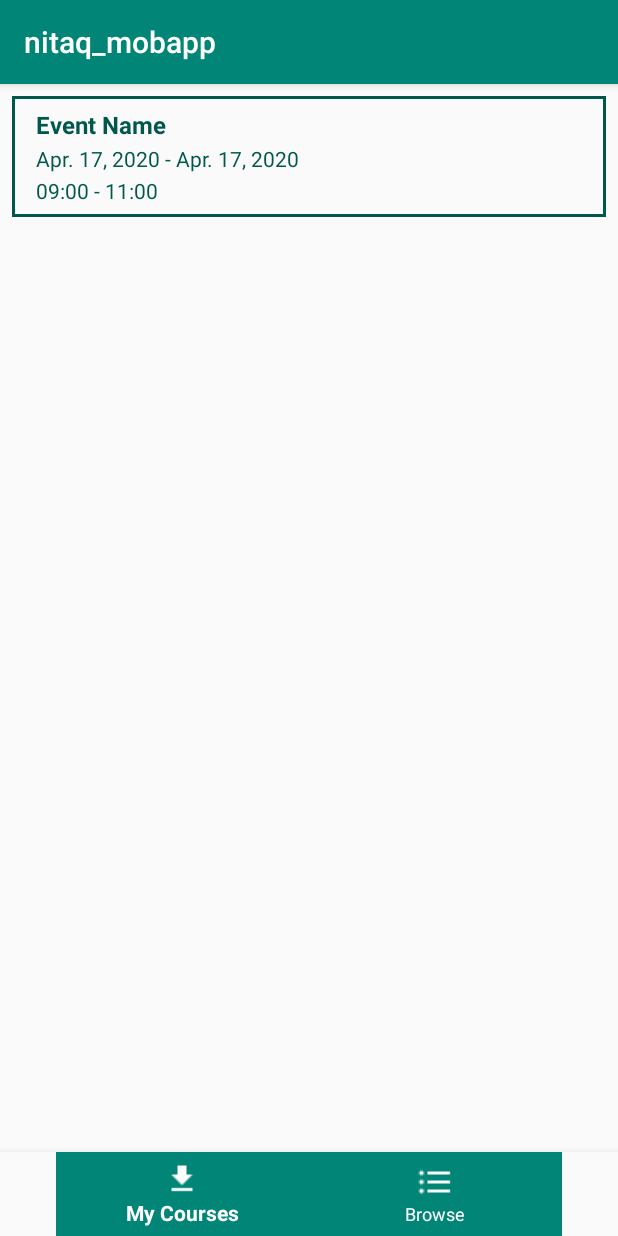
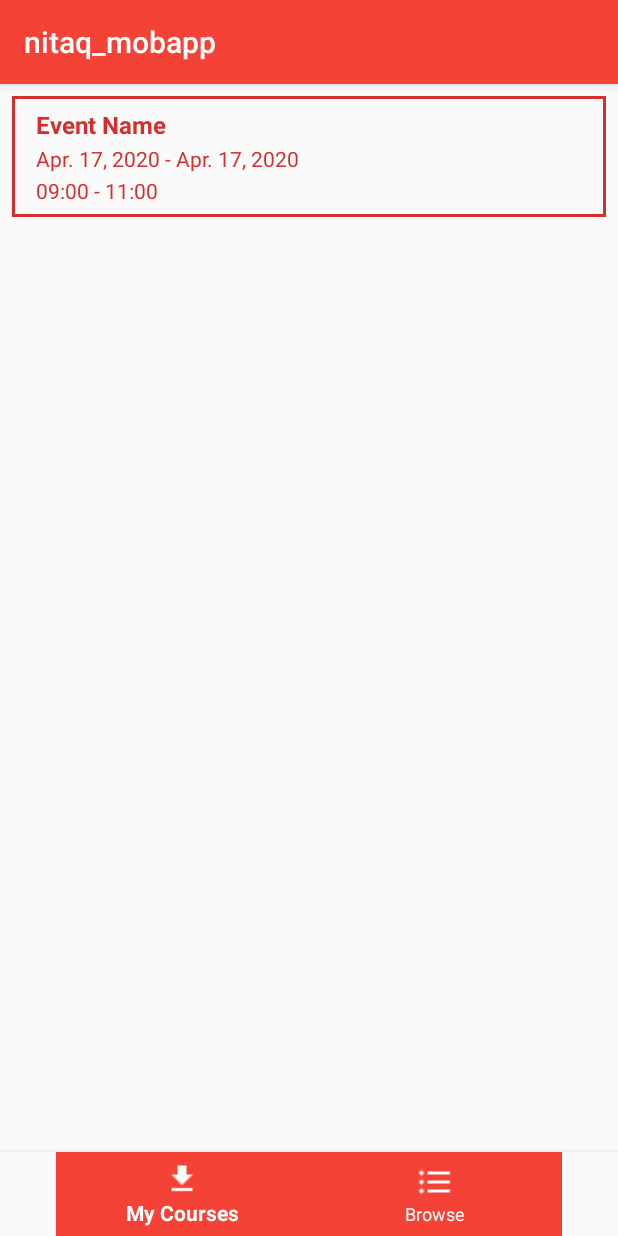
Before and after one commit to BrylleGomez/nitaq-mobile, an Android app: the screen it shows after launch (MainActivity), on a phone screen of 412 x 824 dp. Run offline under Robolectric (Android 15) with nearby library versions, the phone set to English and light mode, and no system bars; our stand-ins replace Firebase (no records; nobody signed in at launch, a user with empty details on screens opened directly).

Commit message:
no message

```diff
--- a/app/src/main/res/values/colors.xml
+++ b/app/src/main/res/values/colors.xml
@@ -1,6 +1,13 @@
 <?xml version="1.0" encoding="utf-8"?>
 <resources>
-    <color name="colorPrimary">#008577</color>
-    <color name="colorPrimaryDark">#00574B</color>
-    <color name="colorAccent">#D81B60</color>
+    <color name="colorPrimaryDark">#D32F2F</color>
+    <color name="colorPrimaryLight">#FFCDD2</color>
+    <color name="colorPrimary">#F44336</color>
+    <color name="colorTextIcons">#FFFFFF</color>
+
+    <color name="colorAccent">#009688</color>
+    <color name="colorPrimaryText">#212121</color>
+    <color name="colorSecondaryText">#757575</color>
+    <color name="colorDivider">#BDBDBD</color>
+
 </resources>
```
